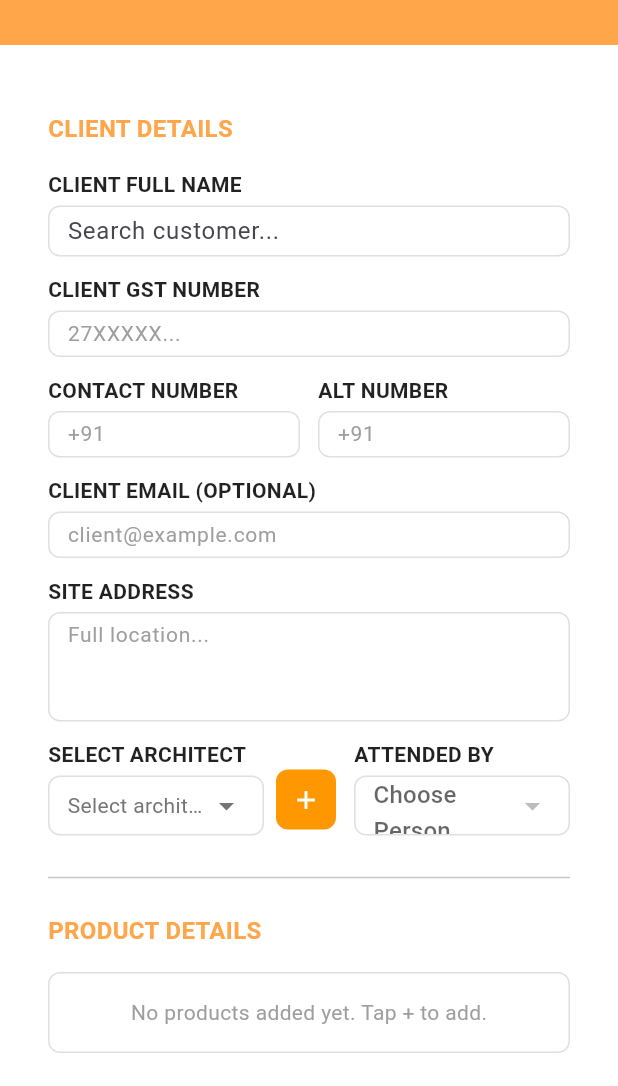
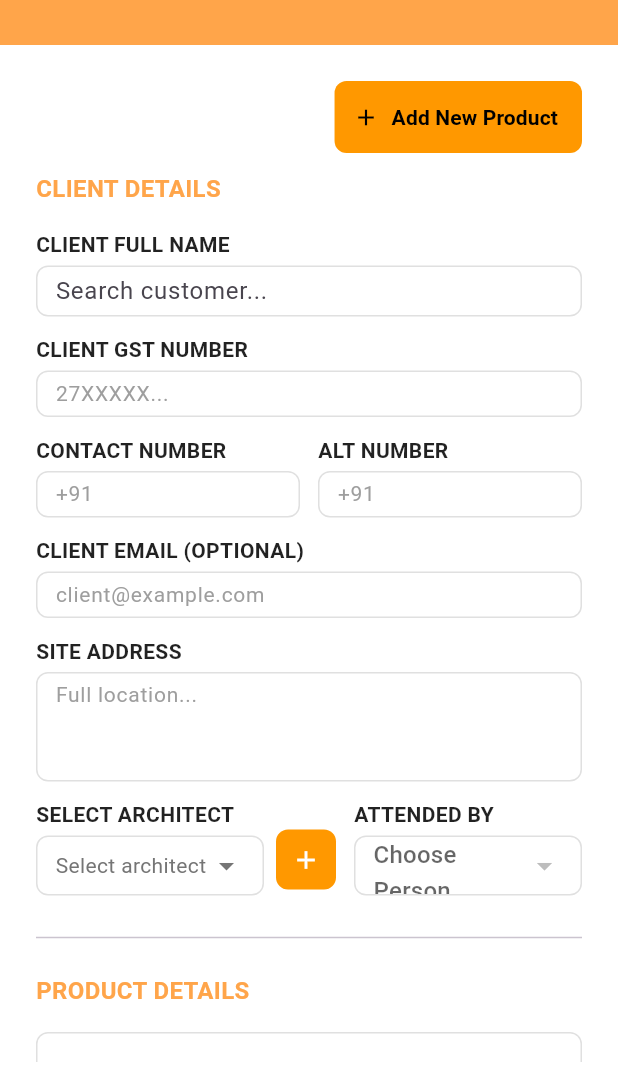
Before and after one commit to pritesh5453/tcs_invantory_managment_system, a Flutter app: the AddQuotationSheet screen opened directly, on a phone screen of 412 x 824 dp, the part 150-1236 px from its top. Run offline on Flutter 3.47's test engine with Material 3 defaults, Android fonts, the phone set to English and light mode, and no system bars; our stand-ins replace connectivity_plus, dio, firebase_core, firebase_messaging, fl_chart, flutter_local_notifications and 8 more; missing offline and left inert: excel, file_saver, mobile_scanner; accounts and stored records are empty; network calls fail.

Commit message:
09-04-2026-evening

```diff
--- a/lib/dashbard/quotation/add_quotation.dart
+++ b/lib/dashbard/quotation/add_quotation.dart
@@ -4,6 +4,7 @@ import 'package:dio/dio.dart';
 import 'package:intl/intl.dart';
 import 'package:mobile_scanner/mobile_scanner.dart';
 import 'package:tcs_invantory_managment_system/dashbard/architect_managment/add_architect.dart';
+import 'package:tcs_invantory_managment_system/dashbard/product%20Managment/add%20product.dart';
 
 // ---------- Model for a product in the quotation ----------
 class QuotationProduct {
@@ -631,11 +632,47 @@ class _AddQuotationSheetState extends State<AddQuotationSheet> {
                             )
                             : SingleChildScrollView(
                               controller: _scrollController,
-                              padding: const EdgeInsets.all(16),
+                              padding: const EdgeInsets.all(8),
                               physics: const BouncingScrollPhysics(),
                               child: Column(
                                 crossAxisAlignment: CrossAxisAlignment.start,
                                 children: [
+                                  Row(
+                                    mainAxisAlignment: MainAxisAlignment.end,
+                                    children: [
+                                      Container(
+                                        decoration: BoxDecoration(
+                                          color: Colors.orange,
+                                          borderRadius: BorderRadius.circular(
+                                            8,
+                                          ),
+                                        ),
+                                        child: TextButton.icon(
+                                          onPressed: () async {
+                                            await Navigator.push(
+                                              context,
+                                              MaterialPageRoute(
+                                                builder:
+                                                    (context) =>
+                                                        AddProductSheet(),
+                                              ),
+                                            );
+                                          },
+                                          icon: const Icon(
+                                            Icons.add,
+                                            color: Colors.black,
+                                          ),
+                                          label: const Text(
+                                            "Add New Product",
+                                            style: TextStyle(
+                                              color: Colors.black,
+                                              fontWeight: FontWeight.w600,
+                                            ),
+                                          ),
+                                        ),
+                                      ),
+                                    ],
+                                  ),
                                   const SizedBox(height: 12),
 
                                   // CLIENT DETAILS SECTION
```
Also changed, not shown: lib/dashbard/product Managment/add product.dart (+7 -2 lines), lib/dashbard/quotation/edit_quotation.dart (+30 -0 lines).
